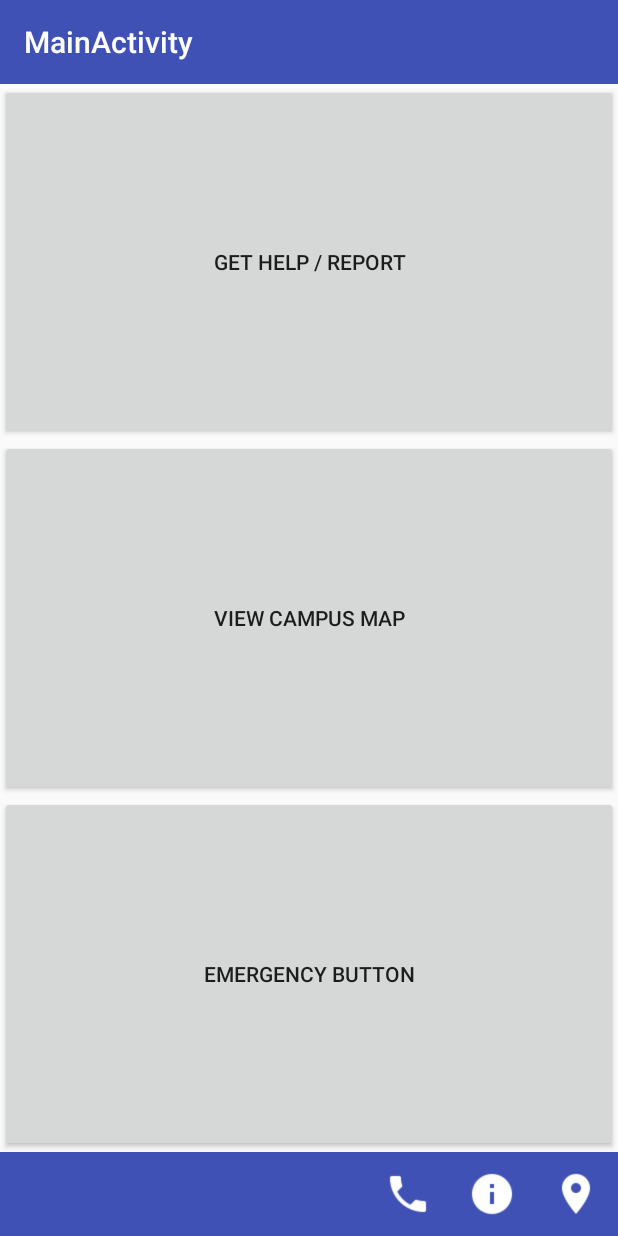
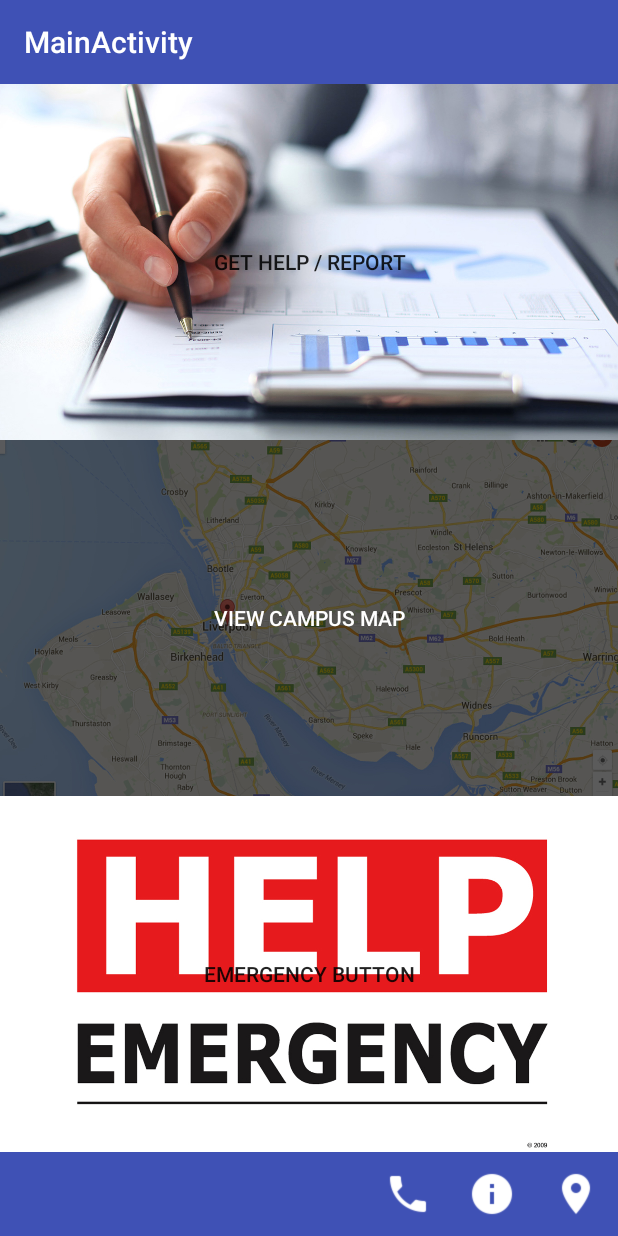
Before and after one commit to edorkacerja/Emergency-app-, an Android app: the screen it shows after launch (MainActivity), on a phone screen of 412 x 824 dp. Run offline under Robolectric (Android 15) with nearby library versions, the phone set to English and light mode, and no system bars.

Commit message:
adding layout

```diff
--- a/app/src/main/res/layout/activity_main.xml
+++ b/app/src/main/res/layout/activity_main.xml
@@ -34,7 +34,9 @@
             android:layout_height="0dp"
             android:layout_weight="1"
             android:onClick="btnHomeClick"
-            android:text="Get Help / Report" />
+            android:text="Get Help / Report"
+            style="?android:attr/borderlessButtonStyle"
+            android:background="@drawable/report"/>
 
         <Button
             android:id="@+id/btnMap"
@@ -42,14 +44,19 @@
             android:layout_height="0dp"
             android:layout_weight="1"
             android:onClick="btnHomeClick"
-            android:text="View Campus Map" />
+            android:text="View Campus Map"
+            android:textColor="#FFF"
+            style="?android:attr/borderlessButtonStyle"
+            android:background="@drawable/maps"/>
 
         <Button
             android:id="@+id/btnEmergency"
             android:layout_width="match_parent"
             android:layout_height="0dp"
             android:layout_weight="1"
-            android:text="Emergency button" />
+            android:text="Emergency button"
+            style="?android:attr/borderlessButtonStyle"
+            android:background="@drawable/emergency"/>
 
     </LinearLayout>
 
```
Also changed, not shown: app/src/main/res/layout/content_map.xml (+6 -4 lines), app/src/main/res/drawable/emergency.jpg (added), app/src/main/res/drawable/maps.jpg (added), app/src/main/res/drawable/report.jpg (added).
